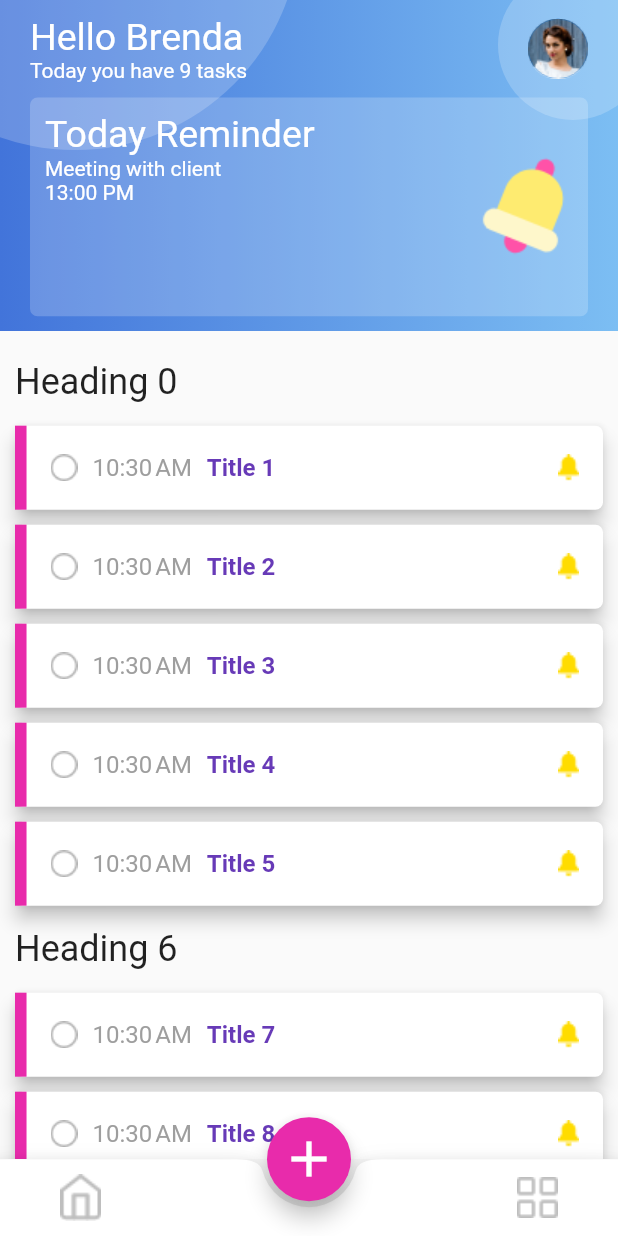
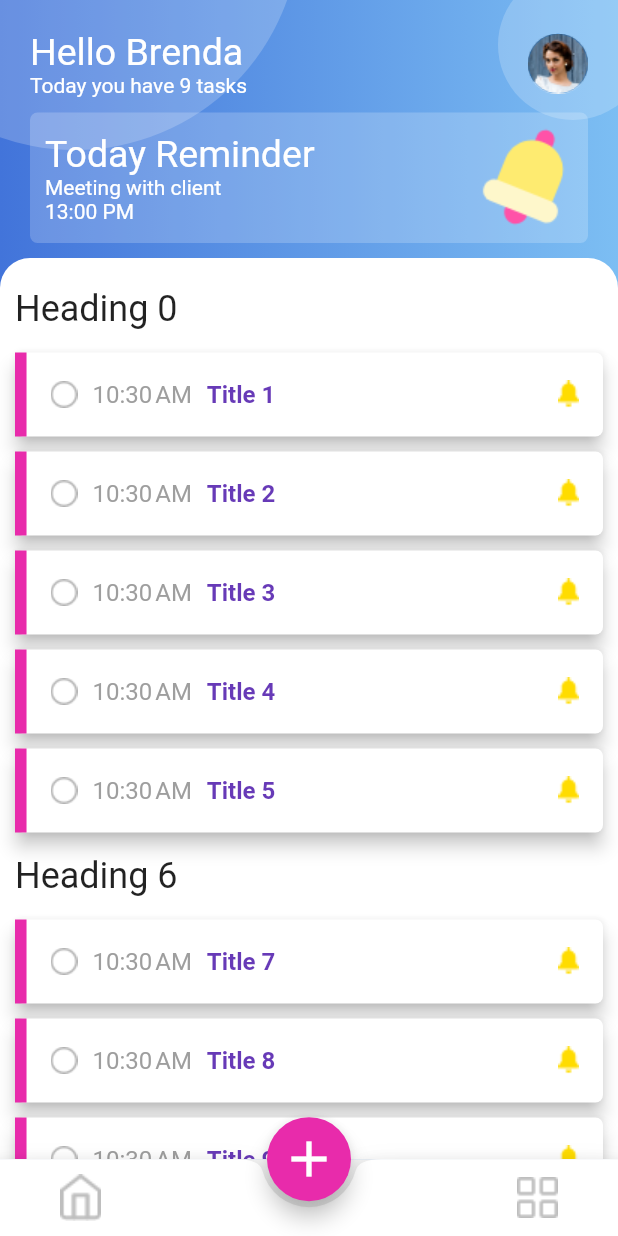
Before and after one commit to fluttee/100-days-of-code-fluttee-src, a Flutter app: the screen it shows after launch, on a phone screen of 412 x 824 dp. Run offline on Flutter 3.47's test engine with Material 2 defaults, Android fonts, the phone set to English and light mode, and no system bars.

Commit message:
Refactor source code

```diff
--- a/d003_complete_todo_app/lib/main.dart
+++ b/d003_complete_todo_app/lib/main.dart
@@ -1,5 +1,7 @@
 import 'package:flutter/material.dart';
 import 'package:intl/intl.dart';
+import 'package:d003_complete_todo_app/widgets/task_tile.dart';
+import 'package:d003_complete_todo_app/models/task.dart';
 
 const kButtonColor = 0xFFE82BAB;
 const kBottomAppBarIconSize = 30.0;
@@ -35,22 +37,37 @@ class _MyHomePageState extends State<MyHomePage> {
     (i) => i % 6 == 0
         ? HeadingTile(title: "Heading $i")
         : TaskTile(
+            task: Task(
               dateTime: DateFormat.jm().format(DateTime.now()),
               title: "Title $i",
               toggleDone: false,
               reminder: true,
-            color: kButtonColor,
+              categoryColor: kButtonColor,
+            ),
           ),
   );
 
   @override
   Widget build(BuildContext context) {
     return Scaffold(
-      body: Column(
+      body: Container(
+        decoration: BoxDecoration(
+          gradient: new LinearGradient(
+              colors: [
+                const Color(kTopSectionColor1),
+                const Color(kTopSectionColor2),
+              ],
+              begin: Alignment.centerLeft,
+              end: Alignment.centerRight,
+              stops: [0.0, 1.0],
+              tileMode: TileMode.clamp),
+        ),
+        child: Column(
           children: [
             _buildTopSection(),
             _buildMainSection(),
           ],
+        ),
       ),
       floatingActionButton: FloatingActionButton(
         backgroundColor: Color(kButtonColor),
@@ -89,27 +106,12 @@ class _MyHomePageState extends State<MyHomePage> {
   }
 
   _buildTopSection() {
-    return Expanded(
-      flex: 2,
-      child: DefaultTextStyle(
+    return DefaultTextStyle(
       style: TextStyle(
         color: Colors.white,
       ),
       child: Stack(
         children: [
-            Container(
-              decoration: BoxDecoration(
-                gradient: new LinearGradient(
-                    colors: [
-                      const Color(kTopSectionColor1),
-                      const Color(kTopSectionColor2),
-                    ],
-                    begin: Alignment.centerLeft,
-                    end: Alignment.centerRight,
-                    stops: [0.0, 1.0],
-                    tileMode: TileMode.clamp),
-              ),
-            ),
           Positioned(
             left: -100,
             top: -200,
@@ -137,7 +139,7 @@ class _MyHomePageState extends State<MyHomePage> {
           SafeArea(
             child: Container(
               margin: EdgeInsets.only(
-                  top: 10,
+                top: 20,
                 left: 20,
                 right: 20,
                 bottom: 10,
@@ -165,8 +167,7 @@ class _MyHomePageState extends State<MyHomePage> {
                     ],
                   ),
                   SizedBox(height: 10.0),
-                    Expanded(
-                      child: Container(
+                  Container(
                     padding: EdgeInsets.all(10),
                     decoration: new BoxDecoration(
                       color: Colors.white.withOpacity(0.2),
@@ -194,20 +195,24 @@ class _MyHomePageState extends State<MyHomePage> {
                       ],
                     ),
                   ),
-                    ),
                 ],
               ),
             ),
           ),
         ],
       ),
-      ),
     );
   }
 
   _buildMainSection() {
     return Expanded(
-      flex: 5,
+      child: Container(
+        decoration: BoxDecoration(
+            color: Colors.white,
+            borderRadius: BorderRadius.only(
+              topLeft: Radius.circular(20.0),
+              topRight: Radius.circular(20.0),
+            )),
         child: ListView.builder(
           padding: EdgeInsets.only(top: 10.0),
           itemCount: 25,
@@ -216,98 +221,7 @@ class _MyHomePageState extends State<MyHomePage> {
             return item.buildTile(context);
           },
         ),
-    );
-  }
-}
-
-/// The base class for the different types of items the list can contain.
-abstract class BaseTile {
-  /// The title line to show in a list item.
-  Widget buildTile(BuildContext context);
-}
-
-/// A ListItem that contains data to display a heading.
-class HeadingTile implements BaseTile {
-  final String title;
-
-  HeadingTile({this.title});
-
-  Widget buildTile(BuildContext context) {
-    return Padding(
-      padding: EdgeInsets.all(10.0),
-      child: Text(
-        title,
-        style: Theme.of(context).textTheme.headline5,
       ),
     );
   }
 }
-
-/// A ListItem that contains data to display a message.
-class TaskTile implements BaseTile {
-  final String title;
-  final String dateTime;
-  final bool toggleDone;
-  final bool reminder;
-  final int color;
-
-  TaskTile({
-    this.title,
-    this.dateTime,
-    this.toggleDone,
-    this.reminder,
-    this.color,
-  });
-
-  Widget buildTile(BuildContext context) {
-    return IntrinsicHeight(
-      child: Card(
-        elevation: 5.0,
-        margin: EdgeInsets.symmetric(horizontal: 10, vertical: 5.0),
-        shape: RoundedRectangleBorder(borderRadius: BorderRadius.circular(5.0)),
-        child: Row(
-          children: <Widget>[
-            Expanded(
-              child: Container(
-                color: Color(color),
-              ),
-            ),
-            Expanded(
-              flex: 50,
-              child: ListTile(
-                title: Row(
-                  children: [
-                    Image.asset(toggleDone
-                        ? "assets/images/checked.png"
-                        : "assets/images/checked-empty.png"),
-                    SizedBox(width: 10.0),
-                    Text(
-                      dateTime,
-                      style: TextStyle(
-                        color: Colors.grey,
-                      ),
-                    ),
-                    SizedBox(width: 10.0),
-                    Text(
-                      title,
-                      style: TextStyle(
-                        fontWeight: FontWeight.bold,
-                        color: Colors.deepPurple,
-                      ),
-                    ),
-                  ],
-                ),
-                trailing: Image.asset(
-                  reminder
-                      ? "assets/images/bell-small-yellow.png"
-                      : "assets/images/bell-small.png",
-                  scale: 0.8,
-                ),
-              ),
-            ),
-          ],
-        ),
-      ),
-    );
-  }
-}
--- /dev/null
+++ b/d003_complete_todo_app/lib/models/task.dart
@@ -0,0 +1,15 @@
+class Task {
+  String title;
+  String dateTime;
+  bool toggleDone;
+  int categoryColor;
+  bool reminder;
+
+  Task({
+    this.title,
+    this.dateTime,
+    this.toggleDone = false,
+    this.categoryColor,
+    this.reminder,
+  });
+}
--- /dev/null
+++ b/d003_complete_todo_app/lib/widgets/task_tile.dart
@@ -0,0 +1,84 @@
+import 'package:flutter/material.dart';
+import 'package:d003_complete_todo_app/models/task.dart';
+
+/// The base class for the different types of items the list can contain.
+abstract class BaseTile {
+  /// The title line to show in a list item.
+  Widget buildTile(BuildContext context);
+}
+
+/// A ListItem that contains data to display a heading.
+class HeadingTile implements BaseTile {
+  final String title;
+
+  HeadingTile({this.title});
+
+  Widget buildTile(BuildContext context) {
+    return Padding(
+      padding: EdgeInsets.all(10.0),
+      child: Text(
+        title,
+        style: Theme.of(context).textTheme.headline5,
+      ),
+    );
+  }
+}
+
+/// A ListItem that contains data to display a message.
+class TaskTile implements BaseTile {
+  final Task task;
+
+  TaskTile({this.task});
+
+  Widget buildTile(BuildContext context) {
+    return IntrinsicHeight(
+      child: Card(
+        elevation: 5.0,
+        margin: EdgeInsets.symmetric(horizontal: 10, vertical: 5.0),
+        shape: RoundedRectangleBorder(borderRadius: BorderRadius.circular(5.0)),
+        child: Row(
+          children: <Widget>[
+            Expanded(
+              child: Container(
+                color: Color(task.categoryColor),
+              ),
+            ),
+            Expanded(
+              flex: 50,
+              child: ListTile(
+                title: Row(
+                  children: [
+                    Image.asset(task.toggleDone
+                        ? "assets/images/checked.png"
+                        : "assets/images/checked-empty.png"),
+                    SizedBox(width: 10.0),
+                    Text(
+                      task.dateTime,
+                      style: TextStyle(
+                        color: Colors.grey,
+                      ),
+                    ),
+                    SizedBox(width: 10.0),
+                    Text(
+                      task.title,
+                      style: TextStyle(
+                        fontWeight: FontWeight.bold,
+                        color: Colors.deepPurple,
+                      ),
+                    ),
+                  ],
+                ),
+                trailing: Image.asset(
+                  task.reminder
+                      ? "assets/images/bell-small-yellow.png"
+                      : "assets/images/bell-small.png",
+                  scale: 0.8,
+                ),
+              ),
+            ),
+          ],
+        ),
+      ),
+    );
+  }
+}
```
Lines whose indentation alone changed are shown as unchanged.
